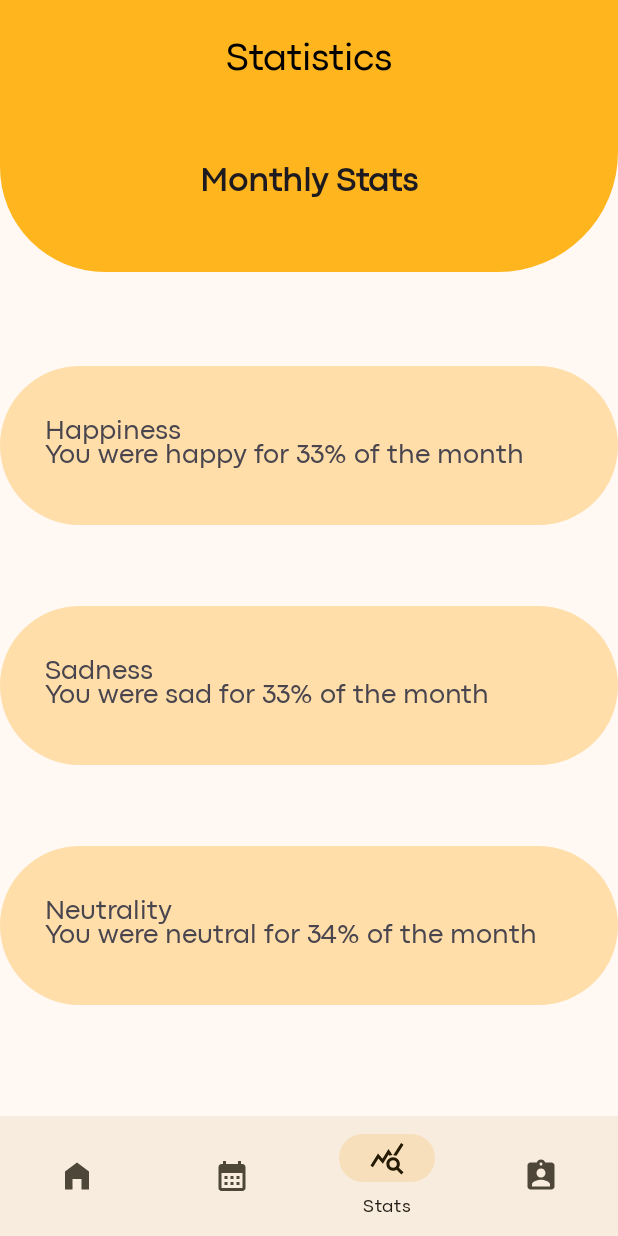
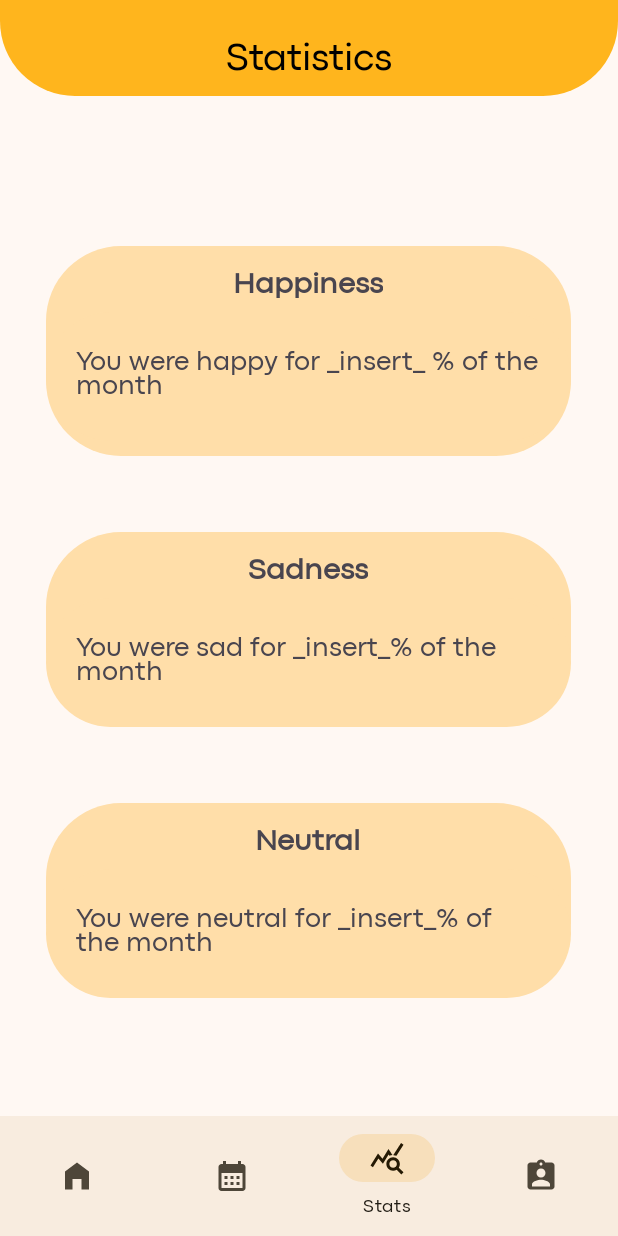
Before and after one commit to mzylfo/Treasure, an Android app: the StatsMonthFragment screen opened through its navigation route, on a phone screen of 412 x 824 dp. Run offline under Robolectric (Android 15) with nearby library versions, the phone set to English and light mode, and no system bars; our stand-ins replace navigation-ui.

Commit message:
sistemazione generale

```diff
--- a/app/src/main/java/com/example/treasure/ui/home/HomeActivity.java
+++ b/app/src/main/java/com/example/treasure/ui/home/HomeActivity.java
@@ -55,6 +55,13 @@ public class HomeActivity extends AppCompatActivity {
             if (destination.getLabel() != null) {
                 toolbarTitle.setText(destination.getLabel());
             }
+
+            // Cambia lo sfondo della toolbar in base al fragment corrente
+            if (destination.getId() == R.id.profileSettingsFragment || destination.getId() == R.id.dailyHomeFragment) {
+                toolbar.setBackgroundResource(R.color.yellow_app); // Colore senza bordi arrotondati
+            } else {
+                toolbar.setBackgroundResource(R.drawable.rounded_toolbar_corners); // Drawable con bordi arrotondati
+            }
         });
     }
 
--- a/app/src/main/res/drawable/rounded_corners_fragment.xml
+++ b/app/src/main/res/drawable/rounded_corners_fragment.xml
@@ -1,5 +1,5 @@
 <!-- res/drawable/rounded_corners.xml -->
 <shape xmlns:android="http://schemas.android.com/apk/res/android">
-    <corners android:radius="70dp"/>
+    <corners android:radius="50dp"/>
     <solid android:color="@color/md_theme_primaryContainer"/>
 </shape>
--- /dev/null
+++ b/app/src/main/res/drawable/rounded_corners_profile.xml
@@ -0,0 +1,4 @@
+<shape xmlns:android="http://schemas.android.com/apk/res/android">
+    <solid android:color="@color/yellow_app" />
+    <corners android:topLeftRadius="70dp" android:topRightRadius="80dp" />
+</shape>
--- /dev/null
+++ b/app/src/main/res/drawable/rounded_toolbar_corners.xml
@@ -0,0 +1,5 @@
+<!-- res/drawable/rounded_toolbar.xml -->
+<shape xmlns:android="http://schemas.android.com/apk/res/android">
+    <solid android:color="@color/yellow_app" />
+    <corners android:bottomLeftRadius="50dp" android:bottomRightRadius="50dp" />
+</shape>
--- a/app/src/main/res/layout/activity_home.xml
+++ b/app/src/main/res/layout/activity_home.xml
@@ -11,7 +11,7 @@
         android:id="@+id/toolbar"
         android:layout_width="match_parent"
         android:layout_height="wrap_content"
-        android:background="@color/yellow_app"
+        android:background="@drawable/rounded_corners_below"
         app:layout_constraintTop_toTopOf="parent"
         >
             <TextView
--- a/app/src/main/res/layout/fragment_home_daily.xml
+++ b/app/src/main/res/layout/fragment_home_daily.xml
@@ -4,7 +4,8 @@
     android:layout_height="wrap_content"
     android:orientation="vertical"
     android:padding="@dimen/margin"
-    android:background="@drawable/rounded_corners_below">
+    android:background="@drawable/rounded_corners_below"
+    >
 
     <TextView
         android:id="@+id/dateTextView"
--- a/app/src/main/res/layout/fragment_stats_month.xml
+++ b/app/src/main/res/layout/fragment_stats_month.xml
@@ -1,51 +1,98 @@
 <?xml version="1.0" encoding="utf-8"?>
-<FrameLayout xmlns:android="http://schemas.android.com/apk/res/android"
+<LinearLayout xmlns:android="http://schemas.android.com/apk/res/android"
     xmlns:tools="http://schemas.android.com/tools"
     android:layout_width="match_parent"
     android:layout_height="match_parent"
-    tools:context=".ui.home.fragment.StatsMonthFragment">
+    tools:context=".ui.home.fragment.StatsMonthFragment"
+    android:orientation="vertical">
+
+    <LinearLayout
+        android:id="@+id/happinessContainer"
+        android:layout_width="350dp"
+        android:layout_height="wrap_content"
+        android:background="@drawable/rounded_corners_fragment"
+        android:layout_marginTop="100dp"
+        android:layout_gravity="center"
+        android:orientation="vertical"
+        android:layout_marginBottom="@dimen/margin">
 
         <TextView
-        android:layout_width="match_parent"
+            android:layout_width="wrap_content"
             android:layout_height="wrap_content"
-        android:gravity="center|top"
-        android:layout_marginTop="0dp"
-        android:background="@drawable/rounded_corners_below"
-        android:padding="40dp"
-        android:text="@string/monthly_stats"
-        android:textAlignment="center"
-        android:textAppearance="@style/TextAppearance.AppCompat.Large"
-        android:textStyle="bold" />
+            android:text="@string/happiness"
+            android:textSize="20sp"
+            android:layout_marginTop="10dp"
+            android:textStyle="bold"
+            android:layout_gravity="center" />
 
         <TextView
-        android:layout_width="match_parent"
+            android:layout_width="wrap_content"
             android:layout_height="wrap_content"
-        android:layout_marginTop="180dp"
             android:background="@drawable/rounded_corners_fragment"
             android:text="@string/happiness_you_were_happy_for_33_of_the_month"
             android:textAppearance="@style/TextAppearance.AppCompat.Medium"
-        android:padding="30dp"
+            android:layout_marginBottom="10dp"
+            android:padding="20dp"
             android:elegantTextHeight="true"/>
+    </LinearLayout>
+
+    <LinearLayout
+        android:id="@+id/sadnessContainer"
+        android:layout_width="350dp"
+        android:layout_height="wrap_content"
+        android:background="@drawable/rounded_corners_fragment"
+        android:layout_marginTop="@dimen/margin"
+        android:layout_gravity="center"
+        android:orientation="vertical"
+        android:layout_marginBottom="@dimen/margin">
 
         <TextView
-        android:layout_width="match_parent"
+            android:layout_width="wrap_content"
             android:layout_height="wrap_content"
-        android:layout_marginTop="340dp"
+            android:text="@string/sadness"
+            android:textSize="20sp"
+            android:layout_marginTop="10dp"
+            android:textStyle="bold"
+            android:layout_gravity="center" />
+
+        <TextView
+            android:layout_width="wrap_content"
+            android:layout_height="wrap_content"
             android:background="@drawable/rounded_corners_fragment"
             android:text="@string/sadness_nyou_were_sad_for_33_of_the_month"
             android:textAppearance="@style/TextAppearance.AppCompat.Medium"
-        android:padding="30dp"
+            android:padding="20dp"
             android:elegantTextHeight="true"/>
+    </LinearLayout>
+
+    <LinearLayout
+        android:id="@+id/neutralContainer"
+        android:layout_width="350dp"
+        android:layout_height="wrap_content"
+        android:background="@drawable/rounded_corners_fragment"
+        android:layout_marginTop="@dimen/margin"
+        android:layout_gravity="center"
+        android:orientation="vertical"
+        android:layout_marginBottom="@dimen/margin">
 
         <TextView
-        android:layout_width="match_parent"
+            android:layout_width="wrap_content"
             android:layout_height="wrap_content"
-        android:layout_marginTop="500dp"
+            android:text="@string/neutral"
+            android:textSize="20sp"
+            android:layout_marginTop="10dp"
+            android:textStyle="bold"
+            android:layout_gravity="center" />
+
+        <TextView
+            android:layout_width="wrap_content"
+            android:layout_height="wrap_content"
             android:background="@drawable/rounded_corners_fragment"
             android:text="@string/neutrality_nyou_were_neutral_for_34_of_the_month"
             android:textAppearance="@style/TextAppearance.AppCompat.Medium"
-        android:padding="30dp"
+            android:padding="20dp"
             android:elegantTextHeight="true"/>
+    </LinearLayout>
 
 
-</FrameLayout>
+</LinearLayout>
--- a/app/src/main/res/values/strings.xml
+++ b/app/src/main/res/values/strings.xml
@@ -29,11 +29,14 @@
     <string name="next_up">Next up</string>
     <string name="log_out">Log out</string>
     <string name="monthly_stats">Monthly Stats</string>
-    <string name="happiness_you_were_happy_for_33_of_the_month">Happiness\nYou were happy for 33% of the month</string>
-    <string name="sadness_nyou_were_sad_for_33_of_the_month">Sadness\nYou were sad for 33% of the month</string>
-    <string name="neutrality_nyou_were_neutral_for_34_of_the_month">Neutrality\nYou were neutral for 34% of the month</string>
+    <string name="happiness_you_were_happy_for_33_of_the_month">You were happy for _insert_ % of the month</string>
+    <string name="sadness_nyou_were_sad_for_33_of_the_month">You were sad for _insert_% of the month</string>
+    <string name="neutrality_nyou_were_neutral_for_34_of_the_month">You were neutral for _insert_% of the month</string>
     <string name="current_date">Current Date</string>
     <string name="overall_nin_this_month_you_have_mostly_been_happy_n_67">Overall\nin this month you have mostly been happy.\n 67%</string>
     <string name="impegni">__Impegni__</string>
     <string name="click_to_start_typing">Click to start typing ...</string>
+    <string name="happiness">Happiness</string>
+    <string name="neutral">Neutral</string>
+    <string name="sadness">Sadness</string>
 </resources>
```
Also changed, not shown: app/src/main/res/layout/fragment_calendar_month.xml (+23 -31 lines), 1 other file. Lines whose indentation alone changed are shown as unchanged.
